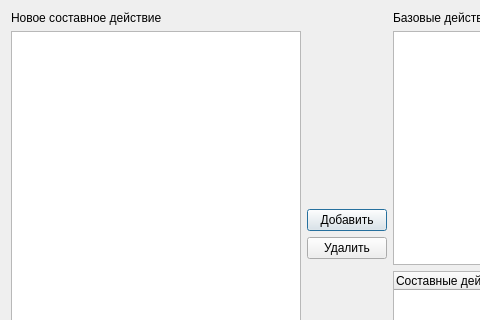
qreal/tools, file userActionAnalysis/complexActionDialog.ui: the form before one commit; both pictures show x 0 to 480 and y 0 to 320 of the 693 by 515 pixel window.
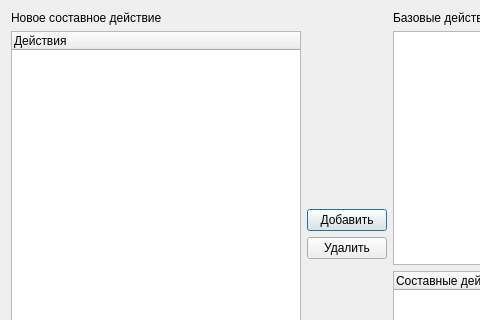
The form after the commit.

Commit message: creation of complex action with base and complex action: - replaced list widget to tree widget - added custom property of widget items description

The edit to the form file:
```diff
--- a/userActionAnalysis/complexActionDialog.ui
+++ b/userActionAnalysis/complexActionDialog.ui
@@ -27,7 +27,13 @@
       </widget>
      </item>
      <item>
-      <widget class="QListWidget" name="ruleListWidget"/>
+      <widget class="QTreeWidget" name="ruleTreeWidget">
+       <column>
+        <property name="text">
+         <string>Действия</string>
+        </property>
+       </column>
+      </widget>
      </item>
     </layout>
    </item>
```
Left out of the diff: 2 changed lines with no effect on the pictures. The commit also changes 7 other files.
